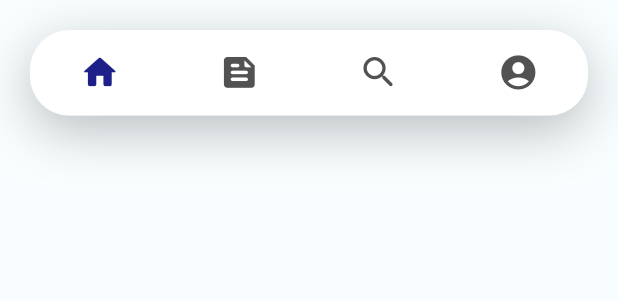
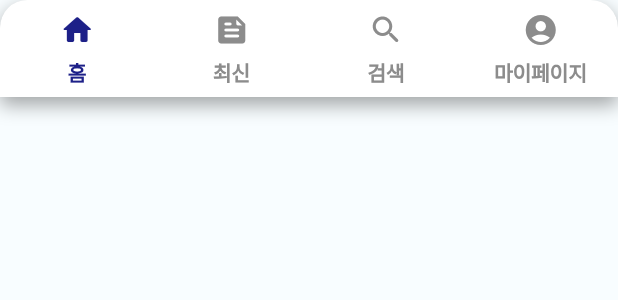
Before and after one commit to ReaflaORG/base-getx-flutter, a Flutter app: the BottomNavigationBarWidget widget shown alone on an empty page, opened directly, on a phone screen of 412 x 824 dp. Shown: the top 300 px of the screen. Run offline on Flutter 3.47's test engine with Material 2 defaults, Android fonts, the phone set to English and light mode, and no system bars; our stand-ins replace device_info_plus, dio, firebase_auth, firebase_messaging, flutter_dotenv, flutter_local_notifications and 13 more; accounts and stored records are empty; network calls fail; Roboto replaces fonts that are missing (Pretendard); statements that could not run were skipped.

Commit message:
Feat: Feated

```diff
--- a/lib/app/global_widgets/global_divier_widget.dart
+++ b/lib/app/global_widgets/global_divier_widget.dart
@@ -32,9 +32,9 @@ class GlobalDividerWidget extends Container {
     ),
     double? indent = 0,
     double? endIndent = 0,
-    double? thickness = 1.5,
+    double? thickness = 0,
     double? height = 1,
-    Color? color = const Color(0XFFF2F2F2),
+    Color? color = const Color(0XFFE0E0E0),
   }) {
     return GlobalDividerWidget(
       margin: margin,
--- a/lib/app/modules/layout/widgets/bottom_navigation_bar_widget.dart
+++ b/lib/app/modules/layout/widgets/bottom_navigation_bar_widget.dart
@@ -2,6 +2,7 @@ import 'package:flutter/material.dart';
 import 'package:flutter_screenutil/flutter_screenutil.dart';
 import 'package:get/get.dart';
 
+import '../../../theme/color_paths.dart';
 import '../controller/layout_controller.dart';
 
 class BottomNavigationBarWidget extends GetView<LayoutController> {
@@ -11,37 +12,32 @@ class BottomNavigationBarWidget extends GetView<LayoutController> {
   Widget build(BuildContext context) {
     return Obx(
       () => Container(
-        margin: const EdgeInsets.symmetric(
-          horizontal: 20,
-          vertical: 20,
-        ),
-        height: 50.w,
+        // margin: const EdgeInsets.symmetric(
+        //   horizontal: 20,
+        //   vertical: 20,
+        // ),
+        // height: 50.w,
         decoration: BoxDecoration(
-          borderRadius: BorderRadius.circular(23.r),
+          borderRadius: BorderRadius.vertical(
+            top: const Radius.circular(16).r,
+          ),
           boxShadow: [
             BoxShadow(
-              color: Colors.black.withOpacity(0.25),
-              blurRadius: 30,
-              offset: const Offset(0, 10),
+              color: Colors.black.withOpacity(0.35),
+              blurRadius: 10,
+              offset: const Offset(0, 5),
             )
           ],
         ),
         child: ClipRRect(
-          borderRadius: BorderRadius.circular(23.r),
+          borderRadius: BorderRadius.vertical(
+            top: const Radius.circular(16).r,
+          ),
           child: BottomNavigationBar(
             type: BottomNavigationBarType.fixed,
             currentIndex: controller.bottomNavigationIndex.value,
-            // elevation: 0,
-            showSelectedLabels: false,
-            showUnselectedLabels: false,
-            // selectedItemColor: Theme.of(context).primaryColor,
-            selectedFontSize: 10.sp,
-            // unselectedItemColor: const Color(0xff67686D),
-            unselectedFontSize: 10.sp,
-            // unselectedLabelStyle: TextStyle(
-            //   height: Platform.isIOS ? 1.1.w : null,
-            // ),
-            backgroundColor: Colors.white,
+            showSelectedLabels: true,
+            showUnselectedLabels: true,
             onTap: (int index) {
               controller.handleChangeBottomNavigationIndex(index: index);
             },
@@ -50,17 +46,18 @@ class BottomNavigationBarWidget extends GetView<LayoutController> {
               (index) {
                 return BottomNavigationBarItem(
                   label: controller.bottomNavigationIconData[index].label,
-                  icon: SizedBox(
-                    width: 26.w,
-                    height: 26.w,
+                  icon: Container(
+                    margin: const EdgeInsets.only(bottom: 5),
+                    width: 26,
+                    height: 26,
                     child: !controller.bottomNavigationIconData[index].isType
                         ? controller.bottomNavigationIconData[index].icon
                         : Image.asset(
                             controller.bottomNavigationIconData[index].image!,
                             color:
                                 index == controller.bottomNavigationIndex.value
-                                    ? Theme.of(context).primaryColor
-                                    : const Color(0xff67686D),
+                                    ? ColorPath.PrimaryColor
+                                    : ColorPath.GreyColor400,
                           ),
                   ),
                 );
--- a/lib/app/provider/provider.dart
+++ b/lib/app/provider/provider.dart
@@ -81,6 +81,7 @@ class Provider with DioMixin implements Dio {
         // Logger().d(response.statusCode);
         // // Logger().d(response.data);
       }
+
       return BaseResponseModel.fromJson(
         statusCode: response.statusCode!,
         data: response.data,
--- a/lib/app/theme/bottom_sheet_theme.dart
+++ b/lib/app/theme/bottom_sheet_theme.dart
@@ -37,7 +37,10 @@ BottomSheetThemeData bottomSheetThemeData() {
     modalBackgroundColor: Colors.white,
     // modalBarrierColor: Colors.black.withOpacity(0.3),
     shape: RoundedRectangleBorder(
-      borderRadius: BorderRadius.circular(15).r,
+      borderRadius: BorderRadius.only(
+        topLeft: Radius.circular(20.w),
+        topRight: Radius.circular(20.w),
+      ),
     ),
     dragHandleColor: ColorPath.BorderColor,
     dragHandleSize: Size(50.w, 4.5.w),
--- a/lib/app/theme/text_paths.dart
+++ b/lib/app/theme/text_paths.dart
@@ -28,8 +28,8 @@ import 'package:flutter_screenutil/flutter_screenutil.dart';
 class TextPath {
   static const Color blackColor = Color(0xFF000000);
   static const String fontFamily = FontFamily;
-  static const double textLetterSpacing = 1.0;
-  static const double textWordSpacing = 1.0;
+  static const double textLetterSpacing = -0.25;
+  static const double textWordSpacing = 0.0;
 
   static TextStyle getTextStyle(double fontSize, FontWeight fontWeight) {
     return TextStyle(
--- a/lib/app/theme/theme.dart
+++ b/lib/app/theme/theme.dart
@@ -70,6 +70,7 @@ ThemeData theme({
     ThemeData(
       useMaterial3: true,
       fontFamily: FontFamily,
+      splashColor: ColorPath.PrimaryColor.withOpacity(0.1),
       colorScheme: lightColorScheme(),
       appBarTheme: appBarThemeData(),
       textTheme: textThemeData(),
```
Also changed, not shown: lib/app/global_widgets/global_dialog_widget.dart (+81 -16 lines), lib/app/models/base_response_model.dart (+9 -9 lines), lib/app/service/loading_service.dart (added, +24 -0 lines), lib/app/theme/badge_theme_data.dart (+5 -4 lines), lib/app/theme/bottom_navigation_bar_theme_data.dart (+6 -13 lines), lib/app/theme/list_tile_theme_data.dart (+6 -8 lines).
